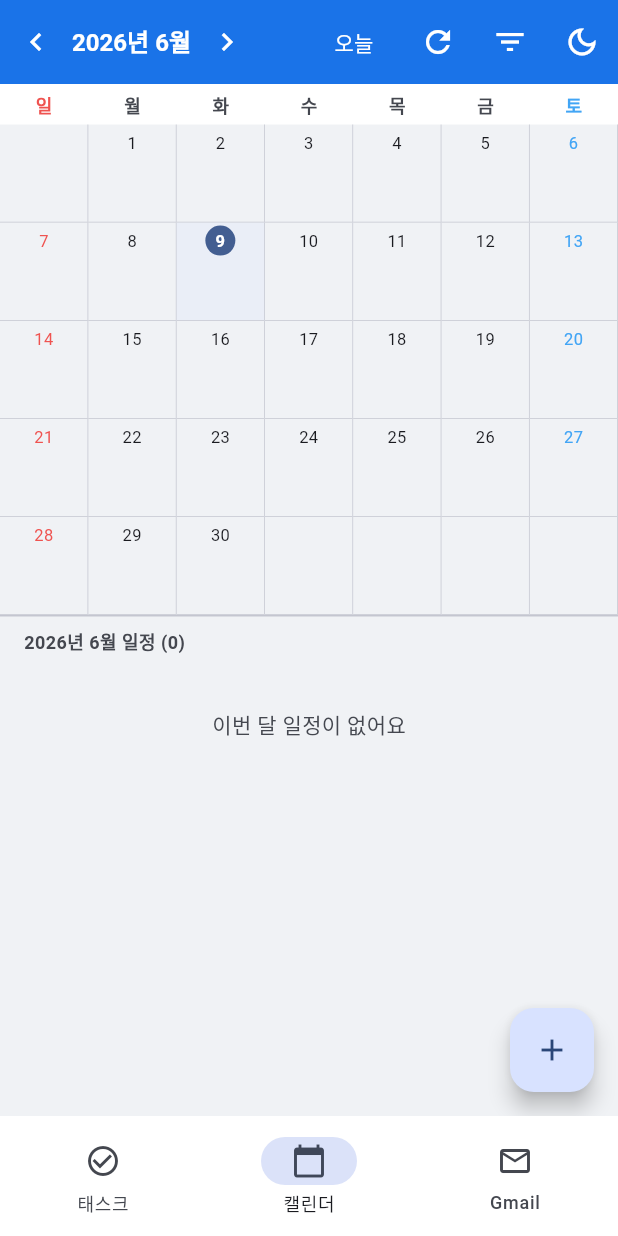
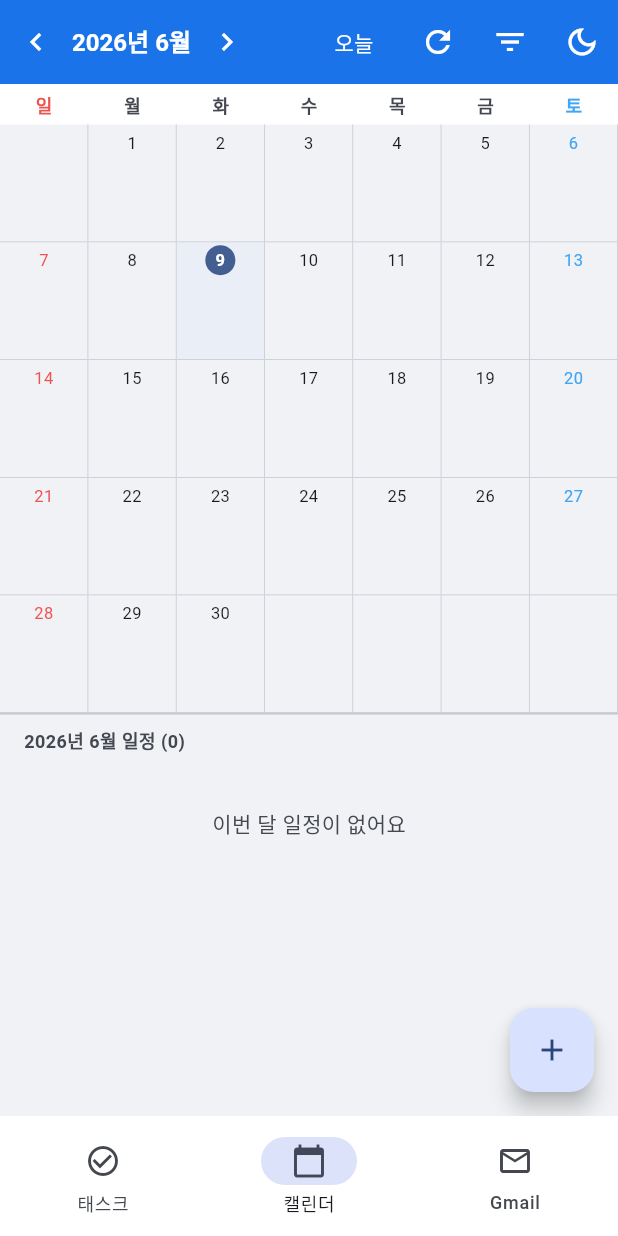
Before and after one commit to dhwjdghddd-web/MyBoard, a Flutter app: the MainScreen screen opened directly, item 2 of the bottom bar chosen, on a phone screen of 412 x 824 dp. Run offline on Flutter 3.47's test engine with Material 3 defaults, Android fonts, the phone set to English and light mode, and no system bars; our stand-ins replace dio, flutter_local_notifications, flutter_riverpod, flutter_secure_storage, google_sign_in, shared_preferences and 1 more; missing offline and left inert: home_widget; accounts and stored records are empty; network calls fail.

Commit message:
fix: 커버 스크린 overflow 3건 수정 및 메일 헤더 비율 개선
- 새 태스크 시트: 키보드 올라올 때 BOTTOM OVERFLOW 269px 수정
  SingleChildScrollView로 감싸 키보드가 올라와도 내부 스크롤 가능하도록 변경

- 캘린더 그리드 셀 overflow 수정: childAspectRatio 0.9 → 0.75
  커버 스크린(~374dp 폭)에서 셀 높이가 이벤트 칩 2개 + 날짜 텍스트보다 작아
  BOTTOM OVERFLOWED 발생. 셀을 더 높게 하여 내용이 잘리지 않도록 수정

- 메일 상세 화면 헤더:본문 비율 개선: maxHeight 42% → 28%
  수신자가 많을 때 헤더가 화면 절반 이상 차지하는 문제 해결.
  헤더는 최대 28%로 제한하고 본문(WebView)이 더 넓게 표시되도록 조정

Co-Authored-By: Claude Sonnet 4.6 <noreply@anthropic.com>

```diff
--- a/lib/features/calendar/calendar_screen.dart
+++ b/lib/features/calendar/calendar_screen.dart
@@ -341,7 +341,7 @@ class _CalendarGrid extends ConsumerWidget {
       shrinkWrap: true,
       physics: const NeverScrollableScrollPhysics(),
       gridDelegate: const SliverGridDelegateWithFixedCrossAxisCount(
-        crossAxisCount: 7, childAspectRatio: 0.9,
+        crossAxisCount: 7, childAspectRatio: 0.75,
       ),
       itemCount: rows * 7,
       itemBuilder: (context, i) {
--- a/lib/features/gmail/email_detail_screen.dart
+++ b/lib/features/gmail/email_detail_screen.dart
@@ -165,7 +165,7 @@ class _EmailDetailScreenState extends ConsumerState<EmailDetailScreen> {
                   // 헤더: 수신자가 많아도 스크롤 가능하도록 최대 높이 제한
                   ConstrainedBox(
                     constraints: BoxConstraints(
-                      maxHeight: MediaQuery.of(context).size.height * 0.42,
+                      maxHeight: MediaQuery.of(context).size.height * 0.28,
                     ),
                     child: SingleChildScrollView(
                       child: Container(
```
Also changed, not shown: lib/features/tasks/add_task_sheet.dart (+5 -3 lines).
